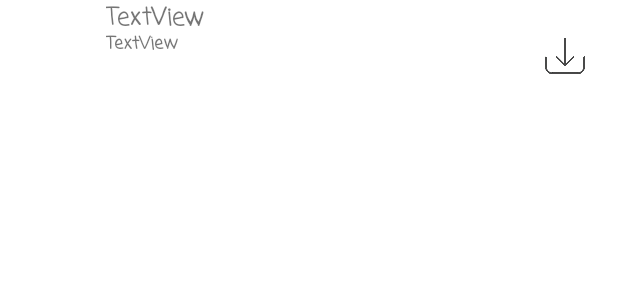
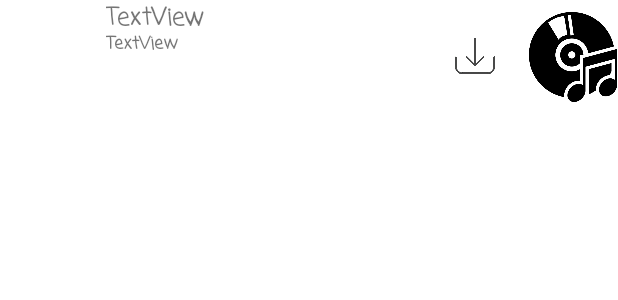
Before and after one commit to Adictos-Al-Codigo/SpotMelody, an Android app: the layout layout_list_view_item.xml on its own in the app's theme, with its tools: preview values and no code run, on a phone screen of 412 x 824 dp. Shown: the top 300 px of the screen. Run offline under Robolectric (Android 15) with nearby library versions, the phone set to English and light mode, and no system bars.

Commit message:
Albúm añadido

```diff
--- a/app/src/main/res/layout/layout_list_view_item.xml
+++ b/app/src/main/res/layout/layout_list_view_item.xml
@@ -41,6 +41,7 @@
             android:text="TextView"
             android:textSize="12sp"
             android:textStyle="bold" />
+
     </LinearLayout>
 
     <ImageView
@@ -54,4 +55,13 @@
         android:contentDescription="@string/imageaction"
         app:srcCompat="@drawable/descarga"
         tools:ignore="ImageContrastCheck" />
+
+    <ImageView
+        android:id="@+id/mostrar_album"
+        android:layout_width="60dp"
+        android:layout_height="60dp"
+        android:onClick="mostrarAlbumOnClick"
+        android:src="@drawable/album"
+        android:translationY="8dp" />
+
 </LinearLayout>
```
Also changed, not shown: app/src/main/java/com/jahircelorio/spotmelody/CustomListAdapter.java (+15 -0 lines), app/src/main/java/com/jahircelorio/spotmelody/MainActivity.java (+26 -0 lines), app/src/main/java/com/jahircelorio/spotmelody/Service/model/Result.java (+13 -1 lines), app/src/main/res/drawable/album.png (added).
